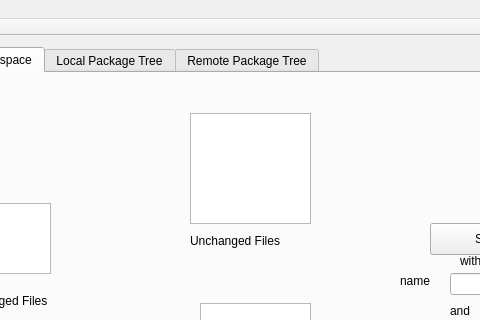
The window that mainwindow.ui (jgm/gitit) describes before a commit, drawn with Qt 5; both pictures show x 83 to 563 and y 0 to 320 of the 735 by 544 pixel window.
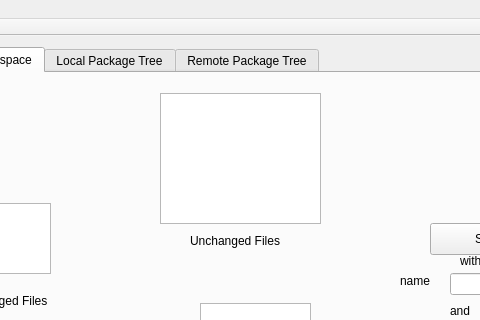
The same window after the commit. The open tabs and pages were chosen to show the change.

```diff
--- a/mainwindow.ui
+++ b/mainwindow.ui
@@ -20,7 +20,7 @@
       <item>
        <widget class="QTabWidget" name="tabWidget">
         <property name="currentIndex">
-         <number>2</number>
+         <number>1</number>
         </property>
         <widget class="QWidget" name="localWorkspace">
          <attribute name="title">
@@ -36,16 +36,6 @@
            </rect>
           </property>
          </widget>
-         <widget class="QListWidget" name="listWidget">
-          <property name="geometry">
-           <rect>
-            <x>260</x>
-            <y>40</y>
-            <width>121</width>
-            <height>111</height>
-           </rect>
-          </property>
-         </widget>
          <widget class="QLabel" name="label">
           <property name="geometry">
            <rect>
@@ -180,18 +170,15 @@
            </rect>
           </property>
          </widget>
-         <widget class="QLabel" name="label_8">
+         <widget class="QListView" name="listView_3">
           <property name="geometry">
            <rect>
-            <x>130</x>
-            <y>120</y>
-            <width>62</width>
-            <height>16</height>
+            <x>230</x>
+            <y>20</y>
+            <width>161</width>
+            <height>131</height>
            </rect>
           </property>
-          <property name="text">
-           <string/>
-          </property>
          </widget>
         </widget>
         <widget class="QWidget" name="localPackageTree">
```
